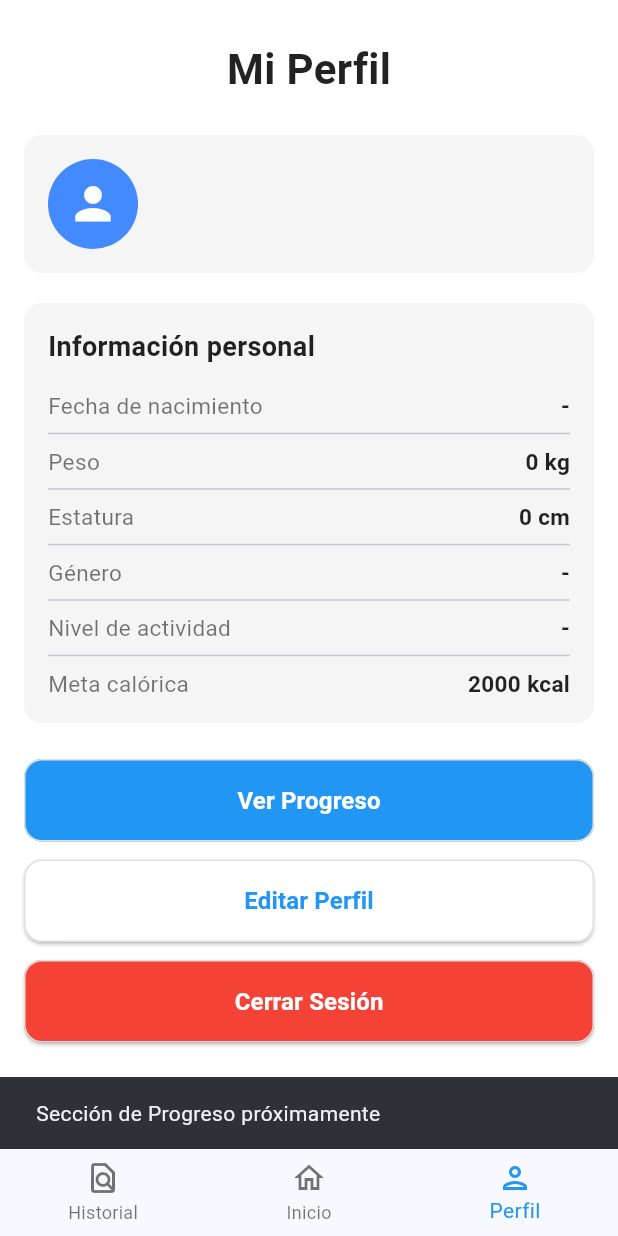
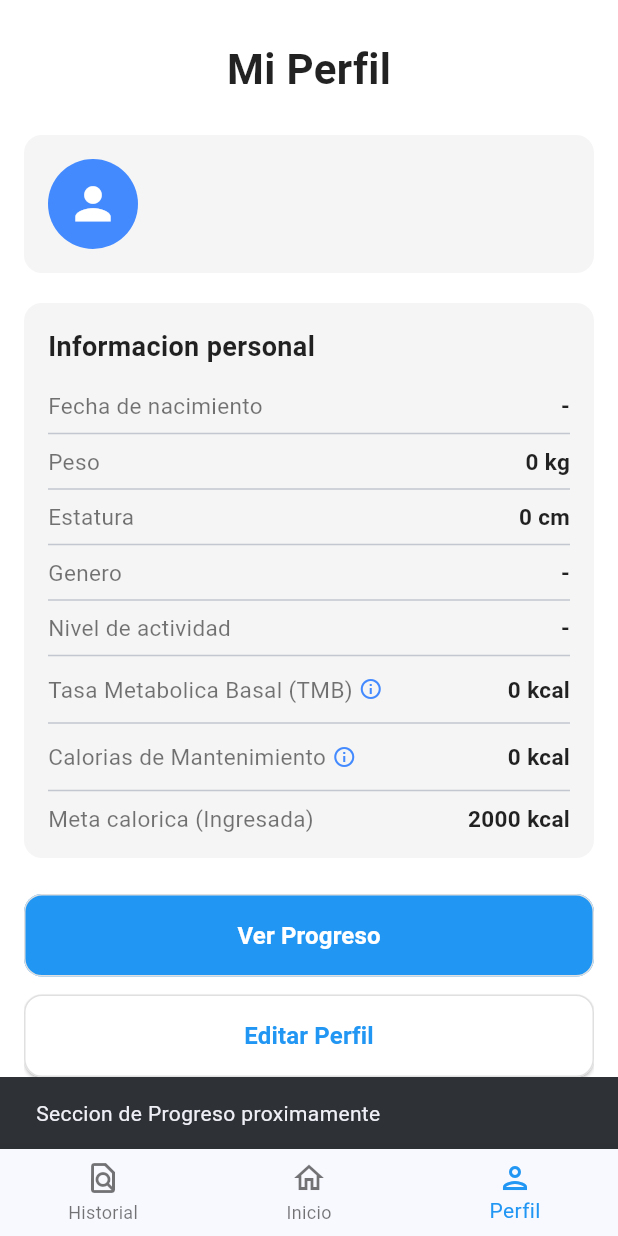
Before and after one commit to Mauop07/NutriApp, a Flutter app: the PantallaPrincipal screen opened directly, item 3 of the bottom bar chosen, after a tap on "Ver Progreso", on a phone screen of 412 x 824 dp. Run offline on Flutter 3.47's test engine with Material 3 defaults, Android fonts, the phone set to English and light mode, and no system bars; our stand-ins replace cloud_firestore, firebase_auth, firebase_core; accounts and stored records are empty.

Commit message:
feat: integracion de calculos TMB en pantalla perfil

```diff
--- a/nutri_app/lib/pantalla_datos_personales.dart
+++ b/nutri_app/lib/pantalla_datos_personales.dart
@@ -10,8 +10,8 @@ import 'package:firebase_auth/firebase_auth.dart';
 // Pantallas locales
 import 'pantalla_principal.dart';
 
-/// Pantalla de captura y actualización de datos fisiológicos.
-/// Gestiona métricas físicas, consumo del backend de cálculo y persistencia en Firestore.
+/// Pantalla de captura y actualizacion de datos fisiologicos.
+/// Gestiona metricas fisicas, consumo del backend de calculo y persistencia en Firestore.
 class PantallaDatosPersonales extends StatefulWidget {
   const PantallaDatosPersonales({super.key});
 
@@ -32,7 +32,7 @@ class _PantallaDatosPersonalesState extends State<PantallaDatosPersonales> {
   String? _genero;
   String? _nivelActividad;
 
-  // Catálogos para selectores
+  // Catalogos para selectores
   final List<String> _opcionesGenero = ['Femenino', 'Masculino'];
   final List<Map<String, dynamic>> _opcionesActividad = [
     {'label': 'Sedentario', 'value': '1.2'},
@@ -119,7 +119,7 @@ class _PantallaDatosPersonalesState extends State<PantallaDatosPersonales> {
     return edad;
   }
 
-  /// Valida el formulario, solicita el cálculo calórico al backend y persiste en Firestore.
+  /// Valida el formulario, solicita el calculo calorico al backend y persiste en Firestore.
   Future<void> _guardarYContinuar() async {
     if (_nombreController.text.trim().isEmpty ||
         _fechaNacimiento == null ||
@@ -191,7 +191,7 @@ class _PantallaDatosPersonalesState extends State<PantallaDatosPersonales> {
     } catch (e) {
       if (!mounted) return;
       ScaffoldMessenger.of(context)
-          .showSnackBar(SnackBar(content: Text('Error de conexión: $e')));
+          .showSnackBar(SnackBar(content: Text('Error de conexion: $e')));
     }
   }
 
@@ -216,7 +216,7 @@ class _PantallaDatosPersonalesState extends State<PantallaDatosPersonales> {
               ),
               const SizedBox(height: 8),
               const Text(
-                'Estos datos son necesarios para calcular tu meta calórica ideal.',
+                'Estos datos son necesarios para calcular tu meta calorica ideal.',
                 style: TextStyle(color: Colors.grey, fontSize: 16),
               ),
               const SizedBox(height: 32),
@@ -276,13 +276,13 @@ class _PantallaDatosPersonalesState extends State<PantallaDatosPersonales> {
               ),
               const SizedBox(height: 16),
 
-              // Género
+              // Genero
               DropdownButtonFormField<String>(
                 decoration: const InputDecoration(
-                  labelText: 'Género',
+                  labelText: 'Genero',
                   prefixIcon: Icon(Icons.person_outline),
                 ),
-                value: _genero,
+                initialValue: _genero,
                 items: _opcionesGenero.map((String value) {
                   return DropdownMenuItem<String>(
                     value: value,
@@ -299,7 +299,7 @@ class _PantallaDatosPersonalesState extends State<PantallaDatosPersonales> {
                   labelText: 'Nivel de Actividad',
                   prefixIcon: Icon(Icons.directions_run),
                 ),
-                value: _nivelActividad,
+                initialValue: _nivelActividad,
                 items: _opcionesActividad.map((map) {
                   return DropdownMenuItem<String>(
                     value: map['value'],
@@ -311,19 +311,19 @@ class _PantallaDatosPersonalesState extends State<PantallaDatosPersonales> {
               ),
               const SizedBox(height: 16),
 
-              // Meta Calórica opcional
+              // Meta Calorica opcional
               TextField(
                 controller: _metaCaloricaController,
                 keyboardType: TextInputType.number,
                 decoration: const InputDecoration(
-                  labelText: 'Meta Calórica (Opcional)',
+                  labelText: 'Meta Calorica (Opcional)',
                   hintText: 'Ej. 2000',
                   prefixIcon: Icon(Icons.local_fire_department_outlined),
                 ),
               ),
               const SizedBox(height: 40),
 
-              // Botón de Envío
+              // Boton de Envio
               SizedBox(
                 width: double.infinity,
                 height: 50,
--- a/nutri_app/lib/pantalla_principal.dart
+++ b/nutri_app/lib/pantalla_principal.dart
@@ -5,8 +5,8 @@ import 'package:firebase_auth/firebase_auth.dart';
 import 'pantalla_datos_personales.dart';
 import 'main.dart';
 
-/// Pantalla principal (Dashboard). Gestiona la navegación inferior
-/// y muestra el resumen calórico diario, el progreso y la vista de perfil.
+/// Pantalla principal (Dashboard). Gestiona la navegacion inferior
+/// y muestra el resumen calorico diario, el progreso y la vista de perfil.
 class PantallaPrincipal extends StatefulWidget {
   const PantallaPrincipal({super.key});
 
@@ -16,6 +16,8 @@ class PantallaPrincipal extends StatefulWidget {
 
 class _PantallaPrincipalState extends State<PantallaPrincipal> {
   int _indiceActual = 1;
+  double _tmb = 0.0; // Tasa Metabolica Basal (BMR)
+  double _caloriasMantenimiento = 0.0; // Calorias de mantenimiento
 
   // Estado del Dashboard
   double _caloriasActuales = 0.0;
@@ -26,10 +28,12 @@ class _PantallaPrincipalState extends State<PantallaPrincipal> {
   String _nombreUsuario = 'Usuario';
   String _correoUsuario = '';
   String _fechaNacimiento = '-';
+  int _edad = 0;
   double _pesoKg = 0.0;
   double _alturaCm = 0.0;
   String _genero = '-';
   String _nivelActividad = '-';
+  String _factorActividad = '-';
 
   bool get _limiteSuperado => _caloriasActuales > _caloriasMeta;
 
@@ -39,7 +43,7 @@ class _PantallaPrincipalState extends State<PantallaPrincipal> {
     _cargarDatosUsuario();
   }
 
-  /// Recupera la información del usuario autenticado desde Firestore.
+  /// Recupera la informacion del usuario autenticado desde Firestore.
   Future<void> _cargarDatosUsuario() async {
     final user = FirebaseAuth.instance.currentUser;
 
@@ -70,10 +74,15 @@ class _PantallaPrincipalState extends State<PantallaPrincipal> {
             _nombreUsuario = data['nombre'] ?? 'Usuario';
             _caloriasMeta = (data['meta_calorica'] ?? 2000).toDouble();
             _fechaNacimiento = fechaFormateada;
+            _edad = data['edad'] ?? 0;
             _pesoKg = (data['peso_kg'] ?? 0).toDouble();
             _alturaCm = (data['altura_cm'] ?? 0).toDouble();
             _genero = data['genero'] ?? '-';
             _nivelActividad = actividadTexto;
+            _factorActividad = actividadRaw;
+            _tmb = (data['tmb'] ?? 0).toDouble();
+            _caloriasMantenimiento = (data['calorias_mantenimiento'] ?? 0)
+                .toDouble();
           });
         }
       } catch (e) {
@@ -90,7 +99,7 @@ class _PantallaPrincipalState extends State<PantallaPrincipal> {
     }
   }
 
-  /// Traduce el multiplicador numérico de actividad física a una etiqueta legible.
+  /// Traduce el multiplicador numerico de actividad fisica a una etiqueta legible.
   String _mapearActividad(String valor) {
     switch (valor) {
       case '1.2':
@@ -141,7 +150,7 @@ class _PantallaPrincipalState extends State<PantallaPrincipal> {
   }
 
   // ==========================================
-  // NAVEGACIÓN DE VISTAS
+  // NAVEGACION DE VISTAS
   // ==========================================
 
   Widget _obtenerPantallaActual() {
@@ -161,7 +170,7 @@ class _PantallaPrincipalState extends State<PantallaPrincipal> {
     return const Center(
       key: ValueKey(0),
       child: Text(
-        'Historial de Comidas\n(Próximamente)',
+        'Historial de Comidas\n(Proximamente)',
         textAlign: TextAlign.center,
         style: TextStyle(
           fontSize: 22,
@@ -230,7 +239,7 @@ class _PantallaPrincipalState extends State<PantallaPrincipal> {
               child: Column(
                 crossAxisAlignment: CrossAxisAlignment.center,
                 children: [
-                  // Tarjeta de Identificación
+                  // Tarjeta de Identificacion
                   Container(
                     padding: const EdgeInsets.all(16),
                     decoration: BoxDecoration(
@@ -277,7 +286,7 @@ class _PantallaPrincipalState extends State<PantallaPrincipal> {
                   ),
                   const SizedBox(height: 20),
 
-                  // Tarjeta de Datos Fisiológicos
+                  // Tarjeta de Datos Fisiologicos
                   Container(
                     padding: const EdgeInsets.all(16),
                     decoration: BoxDecoration(
@@ -288,7 +297,7 @@ class _PantallaPrincipalState extends State<PantallaPrincipal> {
                       crossAxisAlignment: CrossAxisAlignment.start,
                       children: [
                         const Text(
-                          'Información personal',
+                          'Informacion personal',
                           style: TextStyle(
                             fontSize: 18,
                             fontWeight: FontWeight.bold,
@@ -302,12 +311,44 @@ class _PantallaPrincipalState extends State<PantallaPrincipal> {
                         const Divider(),
                         _buildFilaDato('Estatura', '${_alturaCm.toInt()} cm'),
                         const Divider(),
-                        _buildFilaDato('Género', _genero),
+                        _buildFilaDato('Genero', _genero),
                         const Divider(),
                         _buildFilaDato('Nivel de actividad', _nivelActividad),
                         const Divider(),
+                        // 1. Bloque de Tasa Metabolica Basal (TMB)
+                        _buildFilaDatoInteractiva(
+                          'Tasa Metabolica Basal (TMB)',
+                          '${_tmb.toInt()} kcal',
+                          () {
+                            String formulaAmigable = _genero == 'Masculino'
+                                ? '88.4 + (13.4 × ${_pesoKg.toInt()} kg) + (4.8 × ${_alturaCm.toInt()} cm) - (5.7 × $_edad años)'
+                                : '447.6 + (9.2 × ${_pesoKg.toInt()} kg) + (3.1 × ${_alturaCm.toInt()} cm) - (4.3 × $_edad años)';
+
+                            _mostrarExplicacionCalculo(
+                              'Tasa Metabolica Basal',
+                              'Calorias diarias que tu cuerpo requiere exclusivamente para mantener sus funciones vitales en reposo.\n\n'
+                                  'Calculo (Harris-Benedict):\n'
+                                  '$formulaAmigable\n\n'
+                                  'Total = ${_tmb.toInt()} kcal.',
+                            );
+                          },
+                        ),
+                        const Divider(),
+
+                        // 2. Bloque de Calorias de Mantenimiento
+                        _buildFilaDatoInteractiva(
+                          'Calorias de Mantenimiento',
+                          '${_caloriasMantenimiento.toInt()} kcal',
+                          () => _mostrarExplicacionCalculo(
+                            'Calorias de Mantenimiento',
+                            'Calorias diarias requeridas para mantener tu peso actual, ajustadas a tu estilo de vida.\n\n'
+                                'Calculo:\n'
+                                'TMB (${_tmb.toInt()} kcal) × Nivel de actividad ($_nivelActividad: $_factorActividad).',
+                          ),
+                        ),
+                        const Divider(),
                         _buildFilaDato(
-                          'Meta calórica',
+                          'Meta calorica (Ingresada)',
                           '${_caloriasMeta.toInt()} kcal',
                         ),
                       ],
@@ -332,7 +373,7 @@ class _PantallaPrincipalState extends State<PantallaPrincipal> {
                       onPressed: () {
                         ScaffoldMessenger.of(context).showSnackBar(
                           const SnackBar(
-                            content: Text('Sección de Progreso próximamente'),
+                            content: Text('Seccion de Progreso proximamente'),
                           ),
                         );
                       },
@@ -403,7 +444,7 @@ class _PantallaPrincipalState extends State<PantallaPrincipal> {
                         );
                       },
                       child: const Text(
-                        'Cerrar Sesión',
+                        'Cerrar Sesion',
                         style: TextStyle(
                           fontSize: 16,
                           fontWeight: FontWeight.bold,
@@ -441,6 +482,78 @@ class _PantallaPrincipalState extends State<PantallaPrincipal> {
     );
   }
 
+  Widget _buildFilaDatoInteractiva(
+    String etiqueta,
+    String valor,
+    VoidCallback onTap,
+  ) {
+    return InkWell(
+      onTap: onTap,
+      borderRadius: BorderRadius.circular(8),
+      child: Padding(
+        padding: const EdgeInsets.symmetric(vertical: 4.0),
+        child: Row(
+          mainAxisAlignment: MainAxisAlignment.spaceBetween,
+          children: [
+            Row(
+              children: [
+                Text(
+                  etiqueta,
+                  style: const TextStyle(color: Colors.black54, fontSize: 15),
+                ),
+                const SizedBox(width: 4),
+                const Icon(
+                  Icons.info_outline,
+                  size: 16,
+                  color: Colors.blueAccent,
+                ),
+              ],
+            ),
+            Text(
+              valor,
+              style: const TextStyle(
+                fontWeight: FontWeight.bold,
+                fontSize: 15,
+                color: Colors.black87,
+              ),
+            ),
+          ],
+        ),
+      ),
+    );
+  }
+
+  void _mostrarExplicacionCalculo(String titulo, String explicacion) {
+    showDialog(
+      context: context,
+      builder: (BuildContext context) {
+        return AlertDialog(
+          backgroundColor: Colors.white,
+          shape: RoundedRectangleBorder(
+            borderRadius: BorderRadius.circular(12),
+          ),
+          title: Text(
+            titulo,
+            style: const TextStyle(fontWeight: FontWeight.bold),
+          ),
+          content: Text(
+            explicacion,
+            style: const TextStyle(fontSize: 15, color: Colors.black87),
+          ),
+          actions: [
+            TextButton(
+              onPressed: () => Navigator.pop(context),
+              child: const Text(
+                'Entendido',
+                style: TextStyle(fontWeight: FontWeight.bold),
+              ),
+            ),
+          ],
+        );
+      },
+    );
+  }
+
   // ==========================================
   // WIDGETS DEL DASHBOARD
   // ==========================================
@@ -449,7 +562,7 @@ class _PantallaPrincipalState extends State<PantallaPrincipal> {
     return Column(
       children: [
         Text(
-          _limiteSuperado ? 'Límite superado' : 'Vas muy bien',
+          _limiteSuperado ? 'Limite superado' : 'Vas muy bien',
           style: const TextStyle(
             fontSize: 32,
             fontWeight: FontWeight.bold,
@@ -459,8 +572,8 @@ class _PantallaPrincipalState extends State<PantallaPrincipal> {
         const SizedBox(height: 2),
         Text(
           _limiteSuperado
-              ? 'Has superado tu meta calórica'
-              : 'Sigue con tus hábitos saludables',
+              ? 'Has superado tu meta calorica'
+              : 'Sigue con tus habitos saludables',
           style: const TextStyle(fontSize: 18, color: Colors.white70),
           textAlign: TextAlign.center,
         ),
@@ -526,7 +639,7 @@ class _PantallaPrincipalState extends State<PantallaPrincipal> {
             ),
           ),
           const SizedBox(height: 16),
-          _buildFilaTabla('Hora', 'Comida', 'Calorías', esEncabezado: true),
+          _buildFilaTabla('Hora', 'Comida', 'Calorias', esEncabezado: true),
           const Divider(),
           const Padding(
             padding: EdgeInsets.symmetric(vertical: 16.0),
```
Also changed, not shown: nutri_app/lib/main.dart (+11 -11 lines).
